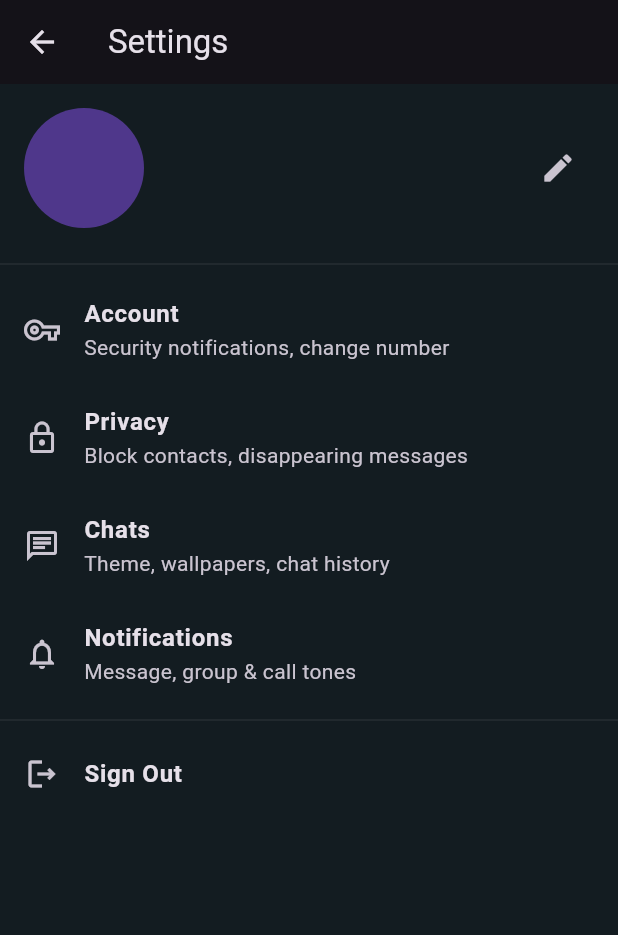
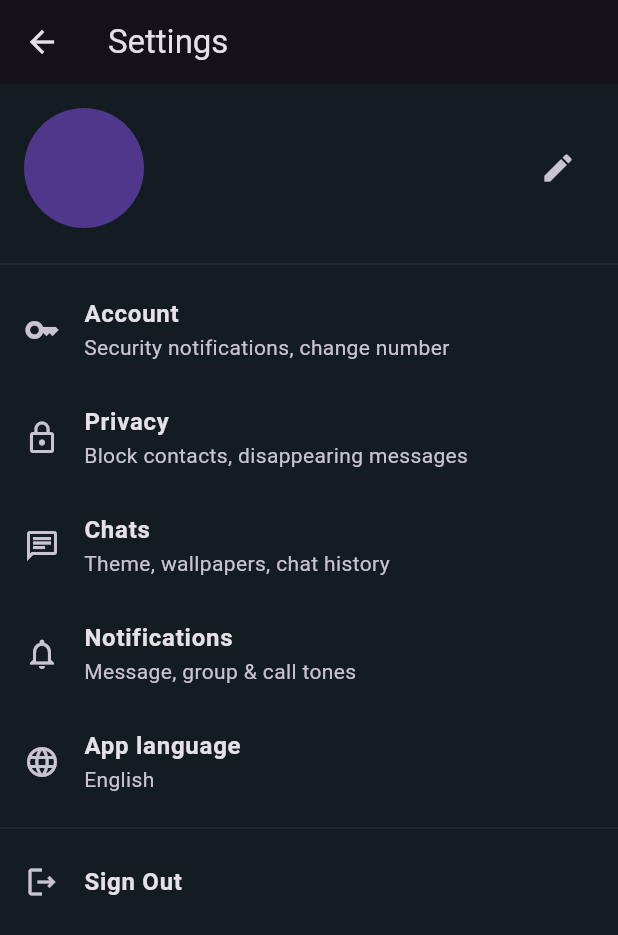
Before and after one commit to ZouheirN/WhatsApp-Clone, a Flutter app: the screen it shows once a user with an empty profile is signed in, after a tap on the "more vert" icon, on a phone screen of 412 x 824 dp. Shown: the top 935 px of the screen. Run offline on Flutter 3.47's test engine with Material 3 defaults, Android fonts, the phone set to English and light mode, and no system bars; our stand-ins replace bloc, cloud_firestore, dio, file_picker, firebase_auth, firebase_core and 7 more; missing offline and left inert: universal_html; accounts and stored records are empty; generated files the repository leaves out were written again; network calls fail.

Commit message:
started with localization

```diff
--- /dev/null
+++ b/l10n.yaml
@@ -0,0 +1,3 @@
+arb-dir: lib/l10n
+template-arb-file: app_en.arb
+output-localization-file: app_localizations.dart
--- /dev/null
+++ b/lib/l10n/l10n.dart
@@ -0,0 +1,13 @@
+import 'package:flutter/material.dart';
+
+class L10n {
+  static final locals = [
+    const Locale('en'),
+    const Locale('ar'),
+  ];
+
+  static final languages = [
+    'English',
+    'العربية',
+  ];
+}
--- a/lib/main.dart
+++ b/lib/main.dart
@@ -1,11 +1,15 @@
 import 'package:firebase_core/firebase_core.dart';
 import 'package:flutter/material.dart';
 import 'package:flutter_bloc/flutter_bloc.dart';
+import 'package:flutter_localizations/flutter_localizations.dart';
 import 'package:hive_flutter/hive_flutter.dart';
 import 'package:logger/logger.dart';
 import 'package:whatsapp_clone/colors.dart';
 import 'package:whatsapp_clone/features/authentication/cubit/auth_cubit.dart';
+import 'package:whatsapp_clone/l10n/l10n.dart';
 import 'package:whatsapp_clone/utils/home_builder.dart';
+import 'package:flutter_gen/gen_l10n/app_localizations.dart';
+import 'package:whatsapp_clone/utils/utilities_box.dart';
 
 import 'firebase_options.dart';
 
@@ -36,12 +40,25 @@ class MyApp extends StatelessWidget {
   Widget build(BuildContext context) {
     return BlocProvider(
       create: (context) => AuthCubit(),
-      child: MaterialApp(
-        debugShowCheckedModeBanner: false,
-        theme: ThemeData.dark().copyWith(
-          scaffoldBackgroundColor: backgroundColor,
-        ),
-        home: const HomeBuilder(),
+      child: ValueListenableBuilder(
+        valueListenable: UtilitiesBox.watchLanguage(),
+        builder: (context, value, child) {
+          return MaterialApp(
+            debugShowCheckedModeBanner: false,
+            supportedLocales: L10n.locals,
+            locale: Locale(UtilitiesBox.getLanguage()),
+            localizationsDelegates: const [
+              AppLocalizations.delegate,
+              GlobalMaterialLocalizations.delegate,
+              GlobalWidgetsLocalizations.delegate,
+              GlobalCupertinoLocalizations.delegate,
+            ],
+            theme: ThemeData.dark().copyWith(
+              scaffoldBackgroundColor: backgroundColor,
+            ),
+            home: const HomeBuilder(),
+          );
+        },
       ),
     );
   }
--- a/lib/screens/mobile_chat_screen.dart
+++ b/lib/screens/mobile_chat_screen.dart
@@ -6,6 +6,7 @@ import 'package:flutter/material.dart';
 import 'package:gap/gap.dart';
 import 'package:whatsapp_clone/colors.dart';
 import 'package:whatsapp_clone/services/chat_service.dart';
+import 'package:flutter_gen/gen_l10n/app_localizations.dart';
 
 import '../services/storage_service.dart';
 import '../widgets/chat_list.dart';
@@ -172,7 +173,7 @@ class _MobileChatScreenState extends State<MobileChatScreen> {
                               ],
                             ),
                           ),
-                          hintText: 'Type a message',
+                          hintText: AppLocalizations.of(context)!.typeAMessage,
                           border: OutlineInputBorder(
                             borderRadius: BorderRadius.circular(20),
                             borderSide: const BorderSide(
--- a/lib/screens/mobile_settings_screen.dart
+++ b/lib/screens/mobile_settings_screen.dart
@@ -1,9 +1,12 @@
 import 'package:firebase_auth/firebase_auth.dart';
 import 'package:flutter/material.dart';
 import 'package:flutter_bloc/flutter_bloc.dart';
+import 'package:flutter_gen/gen_l10n/app_localizations.dart';
 
 import '../colors.dart';
 import '../features/authentication/cubit/auth_cubit.dart';
+import '../l10n/l10n.dart';
+import '../utils/utilities_box.dart';
 
 class MobileSettingsScreen extends StatelessWidget {
   MobileSettingsScreen({super.key});
@@ -14,7 +17,7 @@ class MobileSettingsScreen extends StatelessWidget {
   Widget build(BuildContext context) {
     return Scaffold(
       appBar: AppBar(
-        title: const Text('Settings'),
+        title: Text(AppLocalizations.of(context)!.settings),
       ),
       body: SingleChildScrollView(
         child: Column(
@@ -47,61 +50,105 @@ class MobileSettingsScreen extends StatelessWidget {
               color: dividerColor,
             ),
             ListTile(
-              leading: const Icon(Icons.vpn_key_outlined),
-              title: const Text(
-                'Account',
-                style: TextStyle(
+              leading: const Icon(Icons.key_outlined),
+              title: Text(
+                AppLocalizations.of(context)!.account,
+                style: const TextStyle(
                   fontSize: 16,
                   fontWeight: FontWeight.bold,
                 ),
               ),
-              subtitle: const Text('Security notifications, change number'),
+              subtitle: Text(AppLocalizations.of(context)!.accountDescription),
               onTap: () {},
             ),
             ListTile(
               leading: const Icon(Icons.lock_outline),
-              title: const Text(
-                'Privacy',
-                style: TextStyle(
+              title: Text(
+                AppLocalizations.of(context)!.privacy,
+                style: const TextStyle(
                   fontSize: 16,
                   fontWeight: FontWeight.bold,
                 ),
               ),
-              subtitle: const Text('Block contacts, disappearing messages'),
+              subtitle: Text(AppLocalizations.of(context)!.privacyDescription),
               onTap: () {},
             ),
             ListTile(
               leading: const Icon(Icons.chat_outlined),
-              title: const Text(
-                'Chats',
-                style: TextStyle(
+              title: Text(
+                AppLocalizations.of(context)!.chats,
+                style: const TextStyle(
                   fontSize: 16,
                   fontWeight: FontWeight.bold,
                 ),
               ),
-              subtitle: const Text('Theme, wallpapers, chat history'),
+              subtitle: Text(AppLocalizations.of(context)!.chatsDescription),
               onTap: () {},
             ),
             ListTile(
               leading: const Icon(Icons.notifications_outlined),
-              title: const Text(
-                'Notifications',
-                style: TextStyle(
+              title: Text(
+                AppLocalizations.of(context)!.notifications,
+                style: const TextStyle(
                   fontSize: 16,
                   fontWeight: FontWeight.bold,
                 ),
               ),
-              subtitle: const Text('Message, group & call tones'),
+              subtitle:
+                  Text(AppLocalizations.of(context)!.notificationsDescription),
               onTap: () {},
+            ),
+            ListTile(
+              leading: const Icon(Icons.language),
+              title: Text(
+                AppLocalizations.of(context)!.appLanguage,
+                style: const TextStyle(
+                  fontSize: 16,
+                  fontWeight: FontWeight.bold,
+                ),
+              ),
+              subtitle: Text(AppLocalizations.of(context)!.language),
+              onTap: () {
+                showModalBottomSheet(
+                  context: context,
+                  builder: (context) {
+                    return ValueListenableBuilder(
+                      valueListenable: UtilitiesBox.watchLanguage(),
+                      builder: (context, value, child) {
+                        final currentLanguage = UtilitiesBox.getLanguage();
+
+                        return ListView.builder(
+                          itemCount: L10n.locals.length,
+                          shrinkWrap: true,
+                          itemBuilder: (context, index) {
+                            return ListTile(
+                              leading: L10n.locals[index].languageCode ==
+                                      currentLanguage
+                                  ? const Icon(Icons.radio_button_checked)
+                                  : const Icon(Icons.radio_button_unchecked),
+                              title: Text(L10n.languages[index]),
+                              onTap: () {
+                                UtilitiesBox.setLanguage(
+                                    L10n.locals[index].languageCode);
+                                Navigator.of(context).pop();
+                              },
+                            );
+                          },
+                        );
+                      },
+                    );
+                  },
+                );
+              },
             ),
             const Divider(
               color: dividerColor,
             ),
             ListTile(
               leading: const Icon(Icons.logout_outlined),
-              title: const Text(
-                'Sign Out',
-                style: TextStyle(
+              title: Text(
+                AppLocalizations.of(context)!.signOut,
+                style: const TextStyle(
                   fontSize: 16,
                   fontWeight: FontWeight.bold,
                 ),
--- a/lib/screens/web_screen_layout.dart
+++ b/lib/screens/web_screen_layout.dart
@@ -6,6 +6,7 @@ import 'package:gap/gap.dart';
 import 'package:whatsapp_clone/colors.dart';
 import 'package:whatsapp_clone/screens/web_settings_screen.dart';
 import 'package:whatsapp_clone/utils/utilities_box.dart';
+import 'package:flutter_gen/gen_l10n/app_localizations.dart';
 
 import '../services/chat_service.dart';
 import '../services/storage_service.dart';
@@ -252,7 +253,7 @@ class _WebScreenLayoutState extends State<WebScreenLayout> {
                                       decoration: InputDecoration(
                                         fillColor: searchBarColor,
                                         filled: true,
-                                        hintText: 'Type a message',
+                                        hintText: AppLocalizations.of(context)!.typeAMessage,
                                         border: OutlineInputBorder(
                                           borderRadius:
                                               BorderRadius.circular(20),
--- a/lib/utils/utilities_box.dart
+++ b/lib/utils/utilities_box.dart
@@ -23,4 +23,16 @@ class UtilitiesBox {
   static ValueListenable watchSelectedUser() {
     return _utilitiesBox.listenable(keys: ['selectedUser']);
   }
+
+  static void setLanguage(String languageCode) {
+    _utilitiesBox.put('language', languageCode);
+  }
+
+  static String getLanguage() {
+    return _utilitiesBox.get('language', defaultValue: 'en');
+  }
+
+  static ValueListenable watchLanguage() {
+    return _utilitiesBox.listenable(keys: ['language']);
+  }
 }
```
Also changed, not shown: lib/l10n/app_ar.arb (added, +16 -0 lines), lib/l10n/app_en.arb (added, +58 -0 lines), lib/screens/web_settings_screen.dart (+16 -15 lines), pubspec.yaml (+6 -66 lines), pubspec.lock.
